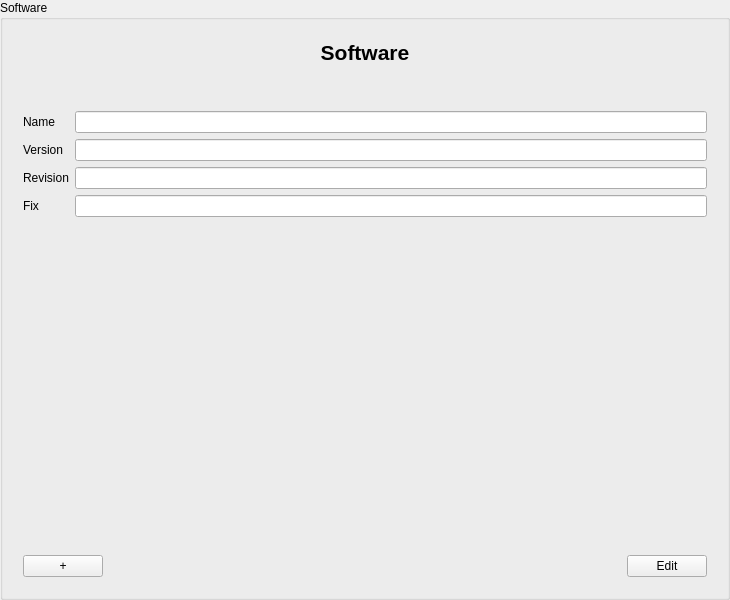
Above: src/libs/widgets/src/views/softwareinputarea.ui from jmuelbert/jmbde-QT before the change. Below: the same form after it.
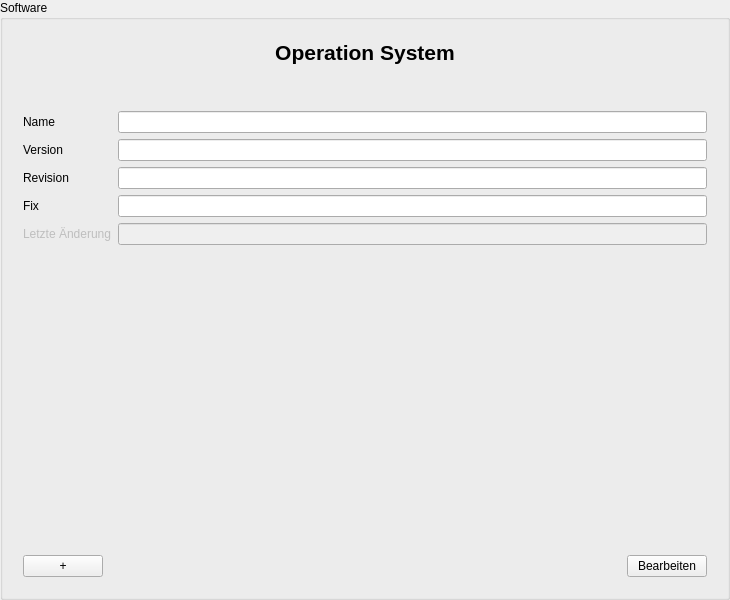
That is the form after the change.

Patch:
```diff
--- a/src/libs/widgets/src/views/softwareinputarea.ui
+++ b/src/libs/widgets/src/views/softwareinputarea.ui
@@ -35,7 +35,7 @@
            </font>
           </property>
           <property name="text">
-           <string>Software</string>
+           <string>Operation System</string>
           </property>
           <property name="alignment">
            <set>Qt::AlignCenter</set>
@@ -62,34 +62,8 @@
       </item>
       <item>
        <layout class="QGridLayout" name="gridLayout">
-        <item row="1" column="2">
-         <widget class="QLineEdit" name="lineEdit_Version" />
-        </item>
-        <item row="0" column="2">
-         <widget class="QLineEdit" name="lineEdit_Name" />
-        </item>
-        <item row="2" column="0">
-         <widget class="QLabel" name="label_Revision">
-          <property name="text">
-           <string>Revision</string>
-          </property>
-          <property name="buddy">
-           <cstring>lineEdit_Revision</cstring>
-          </property>
-         </widget>
-        </item>
-        <item row="1" column="0">
-         <widget class="QLabel" name="label_Version">
-          <property name="text">
-           <string>Version</string>
-          </property>
-          <property name="buddy">
-           <cstring>lineEdit_Version</cstring>
-          </property>
-         </widget>
-        </item>
-        <item row="2" column="2">
-         <widget class="QLineEdit" name="lineEdit_Revision" />
+        <item row="1" column="1">
+         <widget class="QLineEdit" name="versionLineEdit"/>
         </item>
         <item row="0" column="0">
          <widget class="QLabel" name="label_Name">
@@ -101,6 +75,22 @@
           </property>
          </widget>
         </item>
+        <item row="2" column="1">
+         <widget class="QLineEdit" name="revisionLineEdit"/>
+        </item>
+        <item row="1" column="0">
+         <widget class="QLabel" name="versionLabel">
+          <property name="text">
+           <string>Version</string>
+          </property>
+          <property name="buddy">
+           <cstring>rersionLineEdit</cstring>
+          </property>
+         </widget>
+        </item>
+        <item row="0" column="1">
+         <widget class="QLineEdit" name="nameLineEdit"/>
+        </item>
         <item row="3" column="0">
          <widget class="QLabel" name="label_Fix">
           <property name="text">
@@ -111,8 +101,38 @@
           </property>
          </widget>
         </item>
-        <item row="3" column="2">
-         <widget class="QLineEdit" name="lineEdit_Fix" />
+        <item row="3" column="1">
+         <widget class="QLineEdit" name="fixLineEdit"/>
+        </item>
+        <item row="2" column="0">
+         <widget class="QLabel" name="revisionLabel">
+          <property name="text">
+           <string>Revision</string>
+          </property>
+          <property name="buddy">
+           <cstring>revisionLineEdit</cstring>
+          </property>
+         </widget>
+        </item>
+        <item row="4" column="0">
+         <widget class="QLabel" name="lastUpdateLabel">
+          <property name="enabled">
+           <bool>false</bool>
+          </property>
+          <property name="text">
+           <string>Letzte Änderung</string>
+          </property>
+          <property name="buddy">
+           <cstring>lastUpdateLineEdit</cstring>
+          </property>
+         </widget>
+        </item>
+        <item row="4" column="1">
+         <widget class="QLineEdit" name="lastUpdateLineEdit">
+          <property name="enabled">
+           <bool>false</bool>
+          </property>
+         </widget>
         </item>
        </layout>
       </item>
@@ -154,7 +174,7 @@
         <item>
          <widget class="QPushButton" name="pushButton_EditFinish">
           <property name="text">
-           <string>Edit</string>
+           <string>Bearbeiten</string>
           </property>
          </widget>
         </item>
```
Left out of the diff: 37 changed lines with no effect on the pictures.
